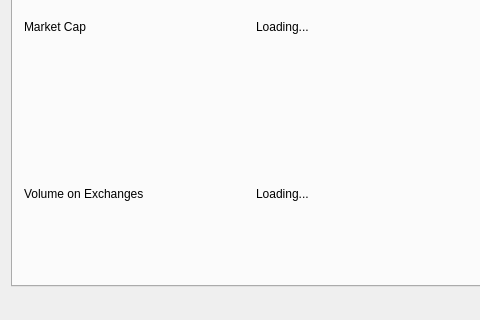
The window that src/mainwindow.ui (hushmirror/SilentDragon) describes before a commit, drawn with Qt 5; both pictures show x 0 to 480 and y 296 to 616 of the 968 by 616 pixel window.
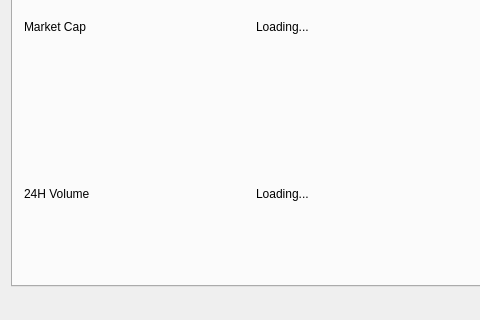
The same window after the commit. The open tabs and pages were chosen to show the change. Icons and pictures are not drawn. Custom widgets are drawn as their Qt base class.

Commit message: Volume and marketcap stuff

What changed in the file:
```diff
--- a/src/mainwindow.ui
+++ b/src/mainwindow.ui
@@ -994,7 +994,7 @@
            <item row="14" column="0">
             <widget class="QLabel" name="volumeLabel">
              <property name="text">
-              <string>Volume on Exchanges</string>
+              <string>24H Volume</string>
              </property>
             </widget>
            </item>
```
Left out of the diff: 1 changed line with no effect on the pictures. The commit also changes 2 other files.
